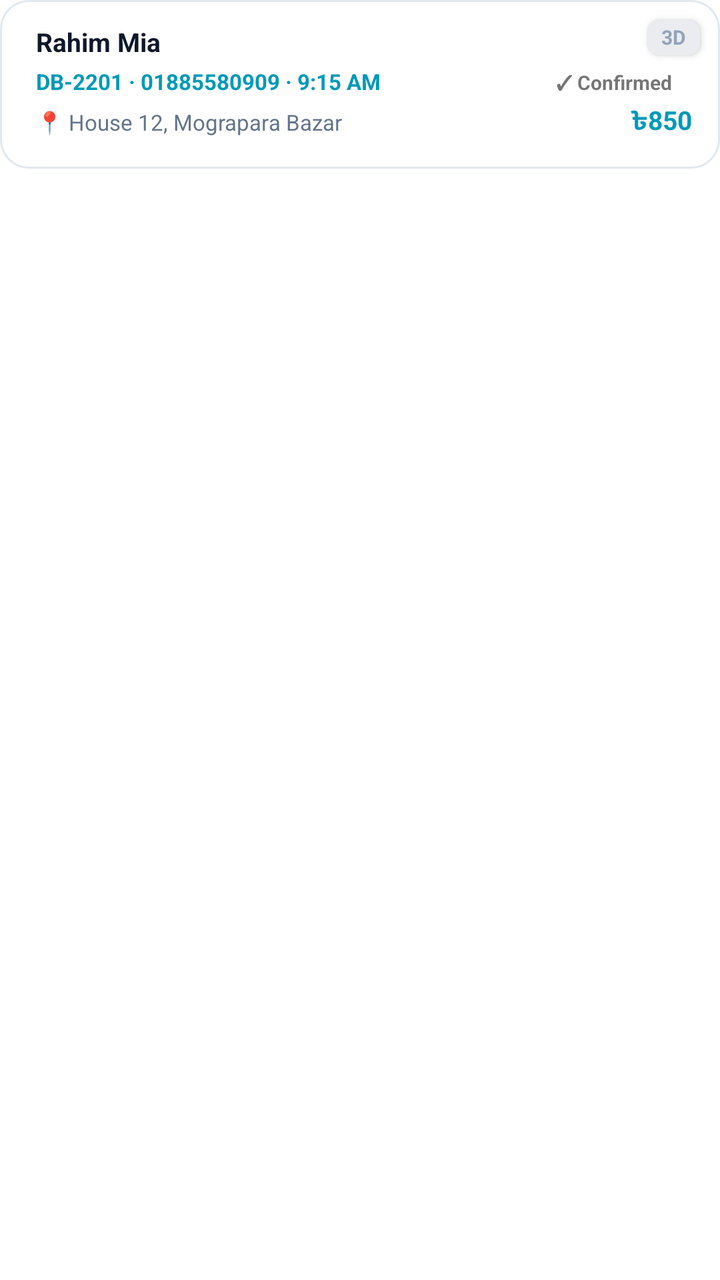
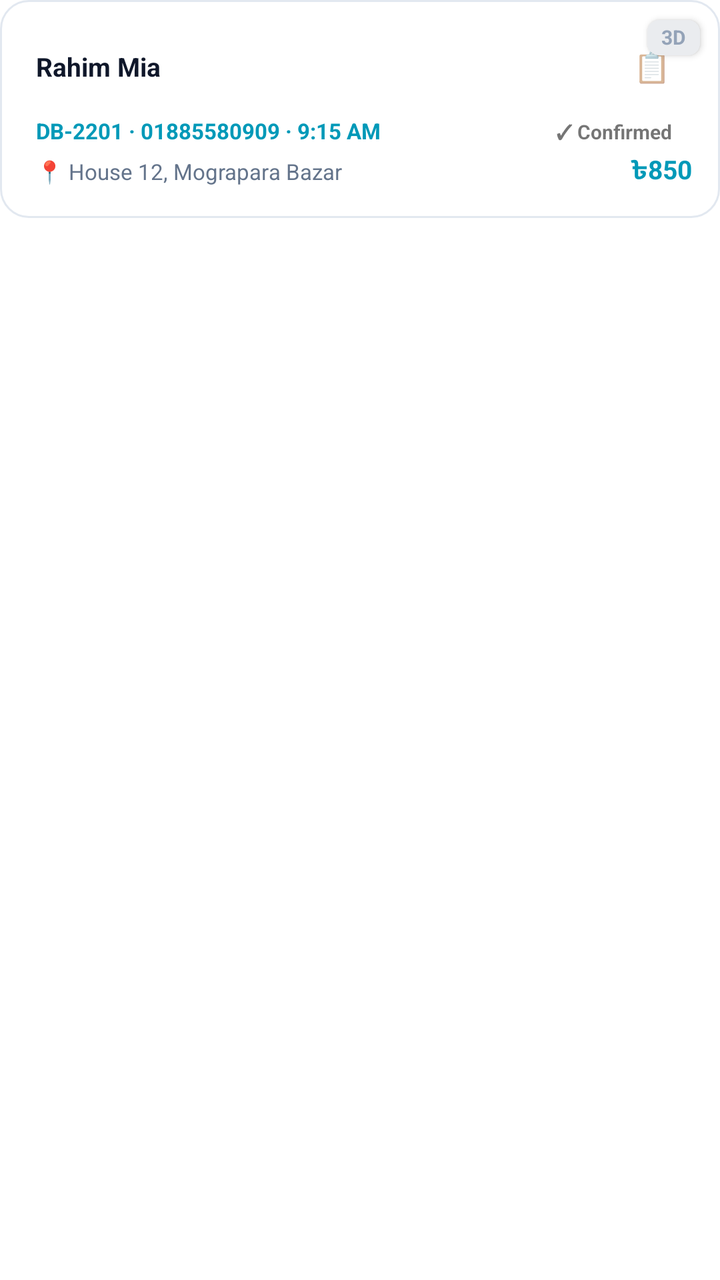

Before-and-after screenshots of an Android layout around one commit, followed by the original layout XML and the change that was made.
<!-- AndroidManifest.xml: application theme Theme.DataBridge -->
<!-- res/layout/item_parcel_card.xml -->
<?xml version="1.0" encoding="utf-8"?>
<FrameLayout xmlns:android="http://schemas.android.com/apk/res/android"
    xmlns:app="http://schemas.android.com/apk/res-auto"
    android:layout_width="match_parent"
    android:layout_height="wrap_content"
    android:layout_marginBottom="10dp">

    
    <View
        android:id="@+id/viewGroupStripe"
        android:layout_width="3dp"
        android:layout_height="match_parent"
        android:layout_gravity="start"
        android:visibility="gone" />

    
    <TextView
        android:id="@+id/tvParcelAge"
        android:layout_width="wrap_content"
        android:layout_height="wrap_content"
        android:layout_gravity="top|end"
        android:layout_marginTop="10dp"
        android:layout_marginEnd="10dp"
        android:text="3D"
        android:textSize="10sp"
        android:textStyle="bold"
        android:textColor="@color/theme_text_muted"
        android:background="@drawable/bg_age_badge"
        android:paddingStart="7dp"
        android:paddingEnd="7dp"
        android:paddingTop="3dp"
        android:paddingBottom="3dp"
        android:includeFontPadding="false"
        android:elevation="2dp" />

    <LinearLayout
        android:layout_width="match_parent"
        android:layout_height="wrap_content"
        android:orientation="vertical"
        android:background="@drawable/bg_parcel_card"
        android:padding="14dp"
        android:paddingStart="18dp"
        android:paddingEnd="14dp">

    <LinearLayout
        android:layout_width="match_parent"
        android:layout_height="wrap_content"
        android:orientation="horizontal"
        android:gravity="center_vertical">

        <LinearLayout
            android:layout_width="0dp"
            android:layout_height="wrap_content"
            android:layout_weight="1"
            android:orientation="vertical">

            
            <LinearLayout
                android:id="@+id/layoutEngagedAvatars"
                android:layout_width="wrap_content"
                android:layout_height="wrap_content"
                android:layout_marginBottom="6dp"
                android:orientation="horizontal"
                android:visibility="gone">

                <com.google.android.material.imageview.ShapeableImageView
                    android:id="@+id/ivEngagedAvatar1"
                    android:layout_width="24dp"
                    android:layout_height="24dp"
                    android:scaleType="centerCrop"
                    android:background="@drawable/bg_timeline_avatar_placeholder"
                    app:strokeColor="@color/theme_bg_card"
                    app:strokeWidth="1.5dp"
                    app:shapeAppearanceOverlay="@style/CircleImageStyle" />

                <com.google.android.material.imageview.ShapeableImageView
                    android:id="@+id/ivEngagedAvatar2"
                    android:layout_width="24dp"
                    android:layout_height="24dp"
                    android:layout_marginStart="-12dp"
                    android:scaleType="centerCrop"
                    android:background="@drawable/bg_timeline_avatar_placeholder"
                    app:strokeColor="@color/theme_bg_card"
                    app:strokeWidth="1.5dp"
                    app:shapeAppearanceOverlay="@style/CircleImageStyle"
                    android:visibility="gone" />

                <com.google.android.material.imageview.ShapeableImageView
                    android:id="@+id/ivEngagedAvatar3"
                    android:layout_width="24dp"
                    android:layout_height="24dp"
                    android:layout_marginStart="-12dp"
                    android:scaleType="centerCrop"
                    android:background="@drawable/bg_timeline_avatar_placeholder"
                    app:strokeColor="@color/theme_bg_card"
                    app:strokeWidth="1.5dp"
                    app:shapeAppearanceOverlay="@style/CircleImageStyle"
                    android:visibility="gone" />

                <com.google.android.material.imageview.ShapeableImageView
                    android:id="@+id/ivEngagedAvatar4"
                    android:layout_width="24dp"
                    android:layout_height="24dp"
                    android:layout_marginStart="-12dp"
                    android:scaleType="centerCrop"
                    android:background="@drawable/bg_timeline_avatar_placeholder"
                    app:strokeColor="@color/theme_bg_card"
                    app:strokeWidth="1.5dp"
                    app:shapeAppearanceOverlay="@style/CircleImageStyle"
                    android:visibility="gone" />

                <TextView
                    android:id="@+id/tvEngagedOverflow"
                    android:layout_width="24dp"
                    android:layout_height="24dp"
                    android:layout_marginStart="-12dp"
                    android:background="@drawable/bg_timeline_avatar_placeholder"
                    android:gravity="center"
                    android:textSize="9sp"
                    android:textStyle="bold"
                    android:textColor="@color/theme_text_primary"
                    android:visibility="gone" />
            </LinearLayout>

<LinearLayout
                android:layout_width="match_parent"
                android:layout_height="wrap_content"
                android:orientation="horizontal"
                android:gravity="center_vertical">

                <TextView
                    android:id="@+id/tvParcelCustomer"
                    android:layout_width="0dp"
                    android:layout_height="wrap_content"
                    android:layout_weight="1"
                    android:text="Rahim Mia"
                    android:textColor="@color/theme_text_primary"
                    android:textSize="13sp"
                    android:textStyle="bold"
                    android:maxLines="1"
                    android:ellipsize="end"
                    android:includeFontPadding="false" />

                
                <TextView
                    android:id="@+id/tvDragHandle"
                    android:layout_width="48dp"
                    android:layout_height="48dp"
                    android:gravity="center"
                    android:text="⋮⋮"
                    android:textSize="20sp"
                    android:textStyle="bold"
                    android:textColor="@color/theme_text_muted"
                    android:background="?attr/selectableItemBackgroundBorderless"
                    android:visibility="gone" />

            </LinearLayout>

            <LinearLayout
                android:layout_width="match_parent"
                android:layout_height="wrap_content"
                android:orientation="horizontal"
                android:gravity="center_vertical"
                android:layout_marginTop="2dp">

                <TextView
                    android:id="@+id/tvParcelMeta"
                    android:layout_width="0dp"
                    android:layout_height="wrap_content"
                    android:layout_weight="1"
                    android:text="DB-2201 · 01885580909 · 9:15 AM"
                    android:textSize="11sp"
                    android:textColor="@color/theme_accent"
                    android:textStyle="bold"
                    android:includeFontPadding="false" />

                <TextView
                    android:id="@+id/tvParcelStatusBadge"
                    android:layout_width="wrap_content"
                    android:layout_height="wrap_content"
                    android:text="✓ Confirmed"
                    android:textSize="10sp"
                    android:textStyle="bold"
                    android:paddingStart="10dp"
                    android:paddingEnd="10dp"
                    android:paddingTop="3dp"
                    android:paddingBottom="3dp"
                    android:includeFontPadding="false"
                    android:layout_marginStart="8dp" />
            </LinearLayout>

            <LinearLayout
                android:layout_width="match_parent"
                android:layout_height="wrap_content"
                android:orientation="horizontal"
                android:gravity="center_vertical"
                android:layout_marginTop="2dp">

                <TextView
                    android:id="@+id/tvParcelAddress"
                    android:layout_width="0dp"
                    android:layout_height="wrap_content"
                    android:layout_weight="1"
                    android:text="📍 House 12, Mograpara Bazar"
                    android:textSize="11sp"
                    android:textColor="@color/theme_text_secondary"
                    android:includeFontPadding="false" />

                <TextView
                    android:id="@+id/tvParcelCod"
                    android:layout_width="wrap_content"
                    android:layout_height="wrap_content"
                    android:text="৳850"
                    android:textSize="13sp"
                    android:textColor="@color/theme_accent"
                    android:textStyle="bold"
                    android:layout_marginStart="8dp"
                    android:includeFontPadding="false" />
            </LinearLayout>
        </LinearLayout>
    </LinearLayout>

    
    <LinearLayout
        android:id="@+id/layoutParcelRemarksBox"
        android:layout_width="match_parent"
        android:layout_height="wrap_content"
        android:orientation="vertical"
        android:background="@drawable/bg_remark_chip"
        android:padding="6dp"
        android:paddingStart="8dp"
        android:layout_marginTop="6dp"
        android:visibility="gone">

        <TextView
            android:id="@+id/tvParcelRemarks"
            android:layout_width="match_parent"
            android:layout_height="wrap_content"
            android:text="💬 Customer want to receive today"
            android:textSize="11sp"
            android:textColor="@color/theme_text_secondary"
            android:includeFontPadding="false" />

        <TextView
            android:id="@+id/tvParcelRemarksTime"
            android:layout_width="match_parent"
            android:layout_height="wrap_content"
            android:gravity="end"
            android:text="🕐 2h 15m ago"
            android:textSize="9sp"
            android:textColor="@color/theme_text_muted"
            android:layout_marginTop="3dp"
            android:includeFontPadding="false"
            android:visibility="gone" />
    </LinearLayout>



    
    <LinearLayout
        android:id="@+id/layoutCcRemarkBlock"
        android:layout_width="match_parent"
        android:layout_height="wrap_content"
        android:orientation="vertical"
        android:background="@color/theme_bg_cc_remark"
        android:padding="8dp"
        android:paddingStart="10dp"
        android:layout_marginTop="6dp"
        android:visibility="gone">

        <TextView
            android:id="@+id/tvCcRemarkLabel"
            android:layout_width="wrap_content"
            android:layout_height="wrap_content"
            android:text="CC · Alif Mia · 10:15 AM"
            android:textSize="9sp"
            android:textColor="@color/theme_accent"
            android:textStyle="bold"
            android:includeFontPadding="false" />

        <TextView
            android:id="@+id/tvCcRemarkText"
            android:layout_width="wrap_content"
            android:layout_height="wrap_content"
            android:text="New address: House 5, Road 3, Sonargaon"
            android:textSize="12sp"
            android:textColor="@color/theme_accent"
            android:layout_marginTop="1dp"
            android:includeFontPadding="false" />
    </LinearLayout>

    
    <LinearLayout
        android:id="@+id/layoutParcelActions"
        android:layout_width="match_parent"
        android:layout_height="wrap_content"
        android:orientation="horizontal"
        android:gravity="center_vertical"
        android:paddingTop="10dp"
        android:layout_marginTop="10dp"
        android:visibility="gone">

        <TextView
            android:id="@+id/btnParcelCall"
            android:layout_width="0dp"
            android:layout_height="36dp"
            android:layout_weight="1"
            android:text="📞 Call"
            android:textSize="12sp"
            android:textStyle="bold"
            android:textColor="@color/theme_text_inverse"
            android:gravity="center"
            android:background="@drawable/btn_call_green"
            android:layout_marginEnd="4dp"
            android:includeFontPadding="false" />

        <TextView
            android:id="@+id/btnParcelSetRemarks"
            android:layout_width="0dp"
            android:layout_height="36dp"
            android:layout_weight="1"
            android:text="✏️ Remarks"
            android:textSize="12sp"
            android:textStyle="bold"
            android:textColor="@color/theme_text_inverse"
            android:gravity="center"
            android:background="@drawable/btn_action_cyan"
            android:includeFontPadding="false" />
    </LinearLayout>

    </LinearLayout>

    
    <View
        android:id="@+id/viewDropHint"
        android:layout_width="match_parent"
        android:layout_height="5dp"
        android:layout_gravity="top"
        android:background="#00D4FF"
        android:visibility="gone" />

    
    <com.cloudx.databridge.EngagedRingView
        android:id="@+id/viewEngagedRing"
        android:layout_width="match_parent"
        android:layout_height="match_parent"
        android:visibility="gone" />


</FrameLayout>
<!-- resources referenced by this layout -->
<resources>
  <color name="theme_accent">#0099b8</color>
  <color name="theme_bg_card">#ffffff</color>
  <color name="theme_bg_cc_remark">#e0f2fe</color>
  <color name="theme_text_inverse">#ffffff</color>
  <color name="theme_text_muted">#94a3b8</color>
  <color name="theme_text_primary">#0f172a</color>
  <color name="theme_text_secondary">#64748b</color>
  <!-- drawable bg_age_badge (drawable) -->
  <?xml version="1.0" encoding="utf-8"?>
  <shape xmlns:android="http://schemas.android.com/apk/res/android"
      android:shape="rectangle">
      <solid android:color="#EAECEF" />
      <corners android:radius="6dp" />
  </shape>
  <!-- drawable bg_parcel_card (drawable) -->
  <?xml version="1.0" encoding="utf-8"?>
  <shape xmlns:android="http://schemas.android.com/apk/res/android"
      android:shape="rectangle">
      <solid android:color="@color/theme_bg_card" />
      <stroke android:width="1dp" android:color="@color/theme_border" />
      <corners android:radius="14dp" />
  </shape>
  <!-- drawable bg_remark_chip (drawable) -->
  <?xml version="1.0" encoding="utf-8"?>
  <shape xmlns:android="http://schemas.android.com/apk/res/android"
      android:shape="rectangle">
      <solid android:color="@color/theme_bg_inner" />
      <corners android:radius="8dp" />
  </shape>
  <!-- drawable bg_timeline_avatar_placeholder (drawable) -->
  <?xml version="1.0" encoding="utf-8"?>
  <shape xmlns:android="http://schemas.android.com/apk/res/android"
      android:shape="oval">
      <solid android:color="@color/theme_bg_timeline_dot" />
  </shape>
  <!-- drawable btn_action_cyan (drawable) -->
  <?xml version="1.0" encoding="utf-8"?>
  <shape xmlns:android="http://schemas.android.com/apk/res/android" android:shape="rectangle">
      <corners android:radius="8dp" />
      <gradient
          android:startColor="#0099b8"
          android:endColor="#0088a8"
          android:angle="135" />
  </shape>
  <!-- drawable btn_call_green (drawable) -->
  <?xml version="1.0" encoding="utf-8"?>
  <shape xmlns:android="http://schemas.android.com/apk/res/android">
      <gradient
          android:startColor="#10b981"
          android:endColor="#059669"
          android:angle="135" />
      <corners android:radius="8dp" />
  </shape>
  <style name="CircleImageStyle">
      <item name="cornerFamily">rounded</item>
      <item name="cornerSize">50%</item>
  </style>
  <style name="Theme.DataBridge" parent="Theme.MaterialComponents.DayNight.NoActionBar">
      <item name="colorPrimary">#00d4ff</item>
      <item name="colorPrimaryVariant">#16213e</item>
      <item name="colorOnPrimary">#ffffff</item>
      <item name="colorSecondary">#00d4ff</item>
      <item name="android:statusBarColor">#1a1a2e</item>
  </style>
  <color name="theme_border">#e2e8f0</color>
  <color name="theme_bg_inner">#f1f5f9</color>
  <color name="theme_bg_timeline_dot">#00d4ff</color>
</resources>

<!-- the commit's change to res/layout/item_parcel_card.xml (unified diff, before → after) -->
@@ -143,6 +143,18 @@
 
                 
                 <TextView
+                    android:id="@+id/tvParcelCopy"
+                    android:layout_width="40dp"
+                    android:layout_height="40dp"
+                    android:gravity="center"
+                    android:text="📋"
+                    android:textSize="15sp"
+                    android:background="?attr/selectableItemBackgroundBorderless"
+                    android:contentDescription="Copy parcel details"
+                    android:includeFontPadding="false" />
+
+                
+                <TextView
                     android:id="@+id/tvDragHandle"
                     android:layout_width="48dp"
                     android:layout_height="48dp"
@@ -187,6 +199,40 @@
                     android:paddingBottom="3dp"
                     android:includeFontPadding="false"
                     android:layout_marginStart="8dp" />
+
+                <TextView
+                    android:id="@+id/tvParcelScheduledLock"
+                    android:layout_width="wrap_content"
+                    android:layout_height="wrap_content"
+                    android:text="🔒 20 Sep"
+                    android:textSize="10sp"
+                    android:textStyle="bold"
+                    android:textColor="@color/theme_accent"
+                    android:background="@drawable/bg_age_badge"
+                    android:paddingStart="7dp"
+                    android:paddingEnd="7dp"
+                    android:paddingTop="3dp"
+                    android:paddingBottom="3dp"
+                    android:includeFontPadding="false"
+                    android:layout_marginStart="6dp"
+                    android:visibility="gone" />
+
+                <TextView
+                    android:id="@+id/tvParcelCalling"
+                    android:layout_width="wrap_content"
+                    android:layout_height="wrap_content"
+                    android:text="📞 Calling"
+                    android:textSize="10sp"
+                    android:textStyle="bold"
+                    android:textColor="#16A34A"
+                    android:background="@drawable/bg_age_badge"
+                    android:paddingStart="7dp"
+                    android:paddingEnd="7dp"
+                    android:paddingTop="3dp"
+                    android:paddingBottom="3dp"
+                    android:includeFontPadding="false"
+                    android:layout_marginStart="6dp"
+                    android:visibility="gone" />
             </LinearLayout>
 
             <LinearLayout
